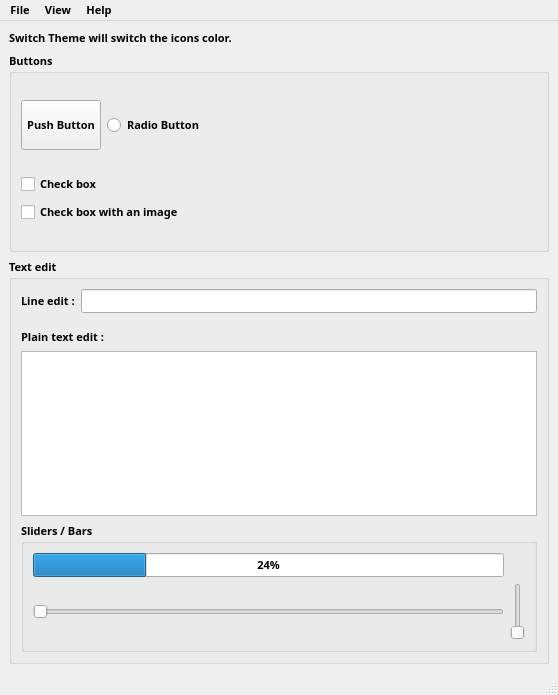
Old version of the form gui/gui_interface.ui in the repository crowdedmovie/pyqt6_gui_template.
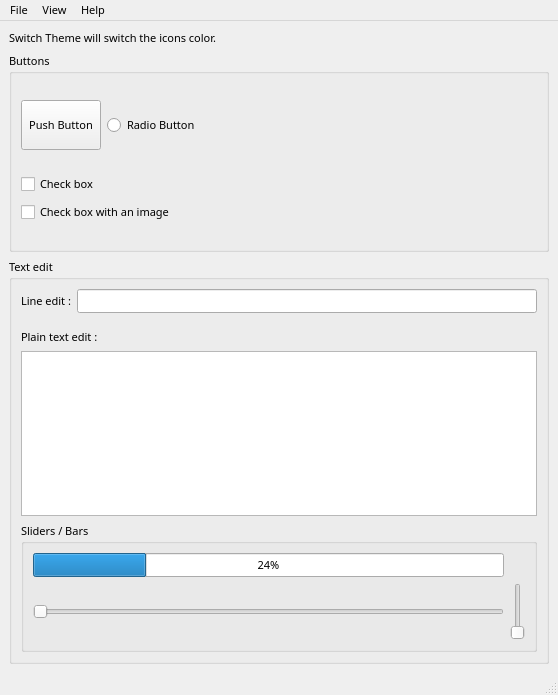
New version of the form. Icons and pictures are not drawn.

Commit message: Updated font to JetBrains Mono

Patch:
```diff
--- a/gui/gui_interface.ui
+++ b/gui/gui_interface.ui
@@ -12,10 +12,10 @@
   </property>
   <property name="font">
    <font>
-    <family>Monocraft</family>
+    <family>JetBrains Mono</family>
     <pointsize>8</pointsize>
-    <weight>75</weight>
-    <bold>true</bold>
+    <weight>50</weight>
+    <bold>false</bold>
    </font>
   </property>
   <property name="windowTitle">
```
Left out of the diff: 4 changed lines with no effect on the pictures. The commit also changes 2 other files.
